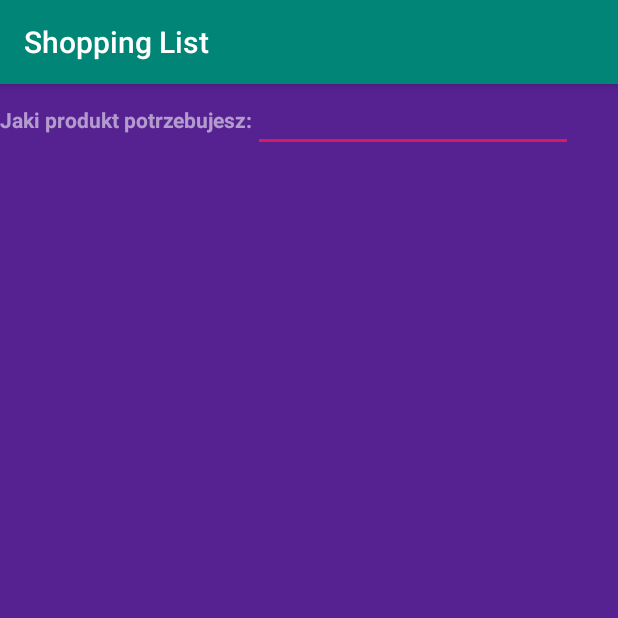
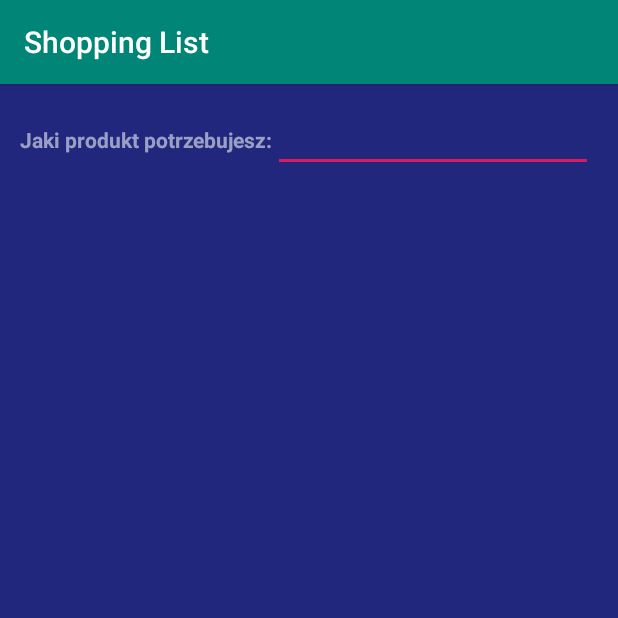
Before and after one commit to nProgrammer/ShoppingListAndroidApp, an Android app: the screen it shows after launch (MainActivity), on a phone screen of 412 x 824 dp, the top half of it. Run offline under Robolectric (Android 15) with nearby library versions, the phone set to English and light mode, and no system bars.

Commit message:
UI Design & item.xml

```diff
--- a/app/src/main/res/layout/activity_main.xml
+++ b/app/src/main/res/layout/activity_main.xml
@@ -6,6 +6,7 @@
     android:layout_height="match_parent"
     android:background="@color/background"
     android:orientation="vertical"
+    android:padding="20px"
     tools:context=".MainActivity">
 
     <LinearLayout
@@ -31,8 +32,8 @@
             android:layout_height="wrap_content"
             android:ems="10"
             android:inputType="textPersonName"
-            android:textColor="@color/colorPrimaryDark"
-            android:textColorHint="@color/colorPrimaryDark" />
+            android:textColor="@color/textColor"
+            android:textColorHint="@color/textColor" />
 
     </LinearLayout>
 
--- a/app/src/main/res/values/colors.xml
+++ b/app/src/main/res/values/colors.xml
@@ -3,6 +3,6 @@
     <color name="colorPrimary">#008577</color>
     <color name="colorPrimaryDark">#00574B</color>
     <color name="colorAccent">#D81B60</color>
-    <color name="background">#DD3E0081</color>
+    <color name="background">#DD00076B</color>
     <color name="textColor">#8DFFFFFF</color>
 </resources>
```
Also changed, not shown: app/src/main/res/layout/item.xml (added, +32 -0 lines).
